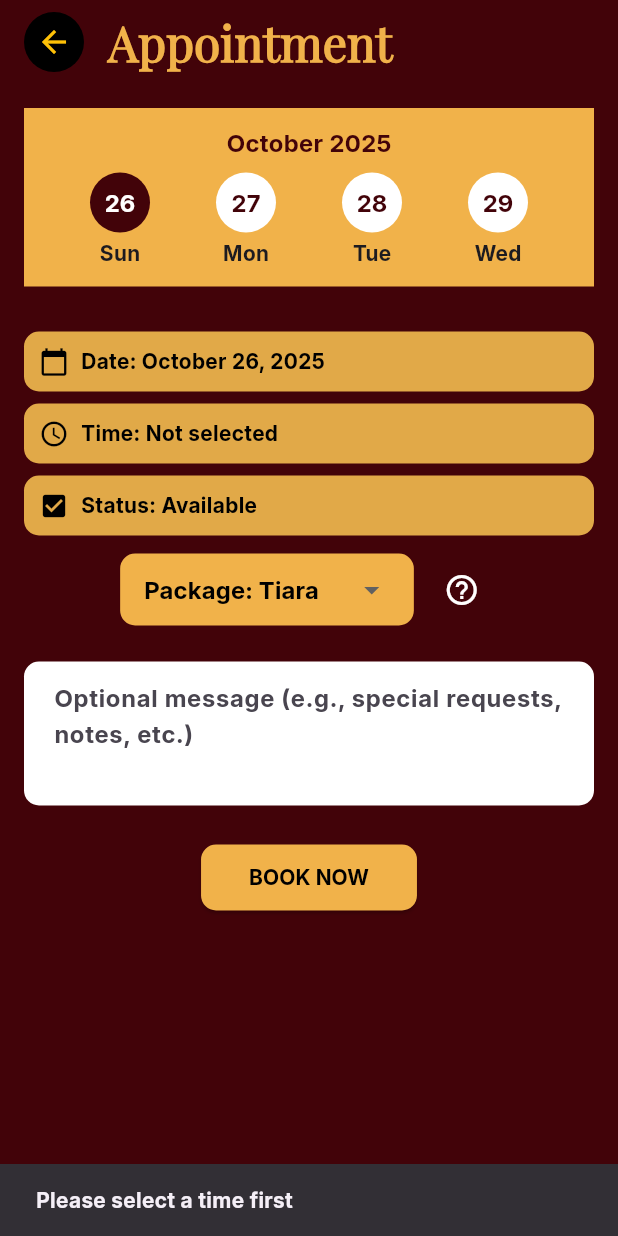
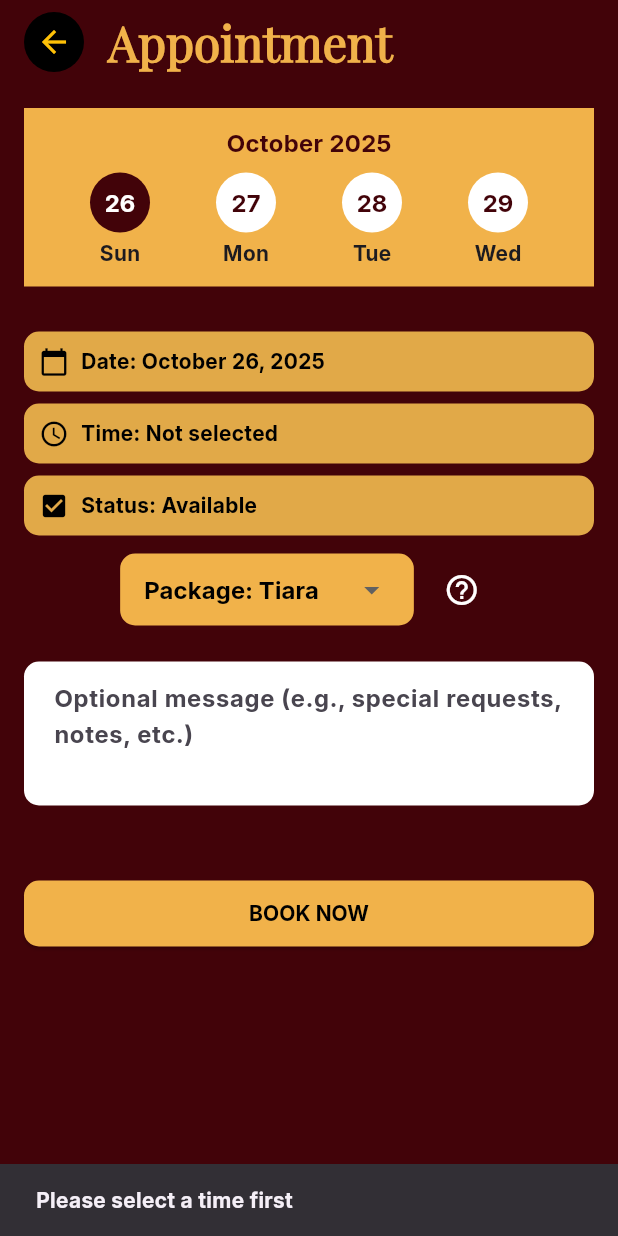
Before and after one commit to DaMasterofPuppets/Mob_Prog, a Flutter app: the AppointmentPage screen opened directly, after a tap on "BOOK NOW", on a phone screen of 412 x 824 dp. Run offline on Flutter 3.47's test engine with Material 3 defaults, Android fonts, the phone set to English and light mode, and no system bars; our stand-ins replace image_picker, supabase_flutter; accounts and stored records are empty.

Commit message:
backend email working

```diff
--- a/lib/screens/dashboard/appointment_page.dart
+++ b/lib/screens/dashboard/appointment_page.dart
@@ -1,6 +1,8 @@
 import 'package:flutter/material.dart';
 import 'package:intl/intl.dart';
 import 'packages_page.dart';
+import 'package:supabase_flutter/supabase_flutter.dart';
+import 'package:flutter/foundation.dart';
 
 class AppointmentPage extends StatefulWidget {
   const AppointmentPage({super.key});
@@ -10,6 +12,14 @@ class AppointmentPage extends StatefulWidget {
 }
 
 class _AppointmentPageState extends State<AppointmentPage> {
+  final TextEditingController _messageController = TextEditingController();
+
+  @override
+  void dispose() {
+    _messageController.dispose();
+    super.dispose();
+  }
+
   DateTime selectedDate = DateTime.now();
   String selectedTime = '';
   String selectedPackage = 'Tiara';
@@ -191,6 +201,8 @@ Center(
         ),
       ),
       const SizedBox(width: 8),
+
+//question mark
       IconButton(
         icon: const Icon(Icons.help_outline, color: Colors.white),
 onPressed: () {
@@ -199,7 +211,6 @@ onPressed: () {
     MaterialPageRoute(builder: (context) => const PackagesPage()),
   );
 },
-
       ),
     ],
   ),
@@ -209,6 +220,7 @@ onPressed: () {
 
 // Optional message text box
 TextField(
+  controller: _messageController,
   maxLines: 3,
   decoration: InputDecoration(
     hintText: 'Optional message (e.g., special requests, notes, etc.)',
@@ -223,19 +235,51 @@ TextField(
   style: const TextStyle(color: Colors.black),
 ),
 
+
 const SizedBox(height: 24),
 
-//When "Book now" is pressed
-            ElevatedButton(
-              onPressed: () {
+// When "Book now" is pressed
+const SizedBox(height: 24),
+
+// When "Book now" is pressed
+SizedBox(
+  width: double.infinity,
+  child: ElevatedButton(
+    onPressed: () async {
+      print('[BOOK] pressed');
+
       if (selectedTime.isEmpty) {
+        print('[BOOK] missing time');
         ScaffoldMessenger.of(context).showSnackBar(
           const SnackBar(content: Text('Please select a time first')),
         );
-              } else {
+        return;
+      }
+
+      final message = _messageController.text.trim();
+      final formattedDate = DateFormat.yMMMMd().format(selectedDate);
+
+      try {
+        print('[BOOK] invoking function...');
+        await Supabase.instance.client.functions.invoke(
+  'send-booking-email',
+  body: {
+    'time': selectedTime,
+    'date': formattedDate,
+    'message': message,
+  },
+);
+
+
+        print('[BOOK] success');
         ScaffoldMessenger.of(context).showSnackBar(
-      SnackBar(content: Text(
-        'Appointment booked on ${DateFormat.yMMMMd().format(selectedDate)} at $selectedTime')),
+          const SnackBar(content: Text('Booking email sent successfully!')),
+        );
+      } catch (e, st) {
+        print('[BOOK] error: $e');
+        print('[BOOK] stack: $st');
+        ScaffoldMessenger.of(context).showSnackBar(
+          SnackBar(content: Text('Failed to send email: $e')),
         );
       }
     },
@@ -248,7 +292,10 @@ const SizedBox(height: 24),
       'BOOK NOW',
       style: TextStyle(fontWeight: FontWeight.bold, color: Colors.black),
     ),
-            )
+  ),
+),
+
+
           ],
         ),
       ),
```
Also changed, not shown: flutter_01.png (added), 1 other file. Lines whose indentation alone changed are shown as unchanged.
